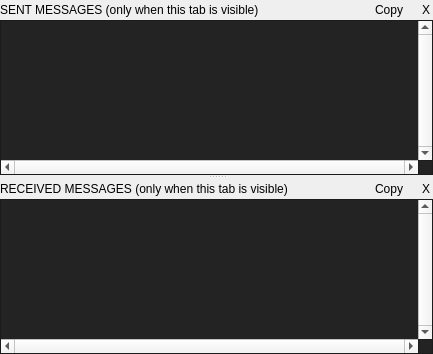
Qt form messages/messagemanagerlog.ui (languel/IanniX) before a commit.
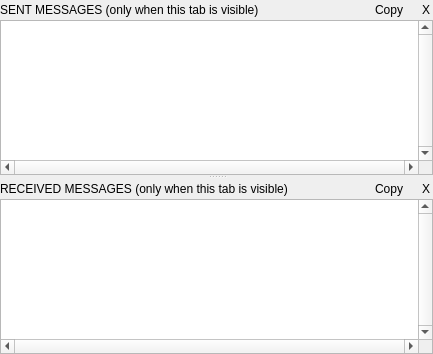
The same form after that commit.

Diff of the .ui file:
```diff
--- a/messages/messagemanagerlog.ui
+++ b/messages/messagemanagerlog.ui
@@ -17,12 +17,7 @@
    <string>Full messages log|This tab allows you to see all the sent and received messages. Useful to see exactly what's happening and to understand IanniX inputs/outputs.\n Be careful, this log is *very* CPU intensive and the score accuracy may decrease if this tab is displayed during playback.</string>
   </property>
   <property name="styleSheet">
-   <string notr="true">QWidget#logSend, QWidget#logReceive {
-	font: 						10px &quot;Lucida Console&quot;, &quot;Monaco&quot;, &quot;Monospace&quot;;
-	background-color: 	rgb(35, 35, 35);
-	color:						rgb(220, 220, 220);
-}
-QPushButton  {
+   <string notr="true">QPushButton  {
 	min-width:  		14px;
 	min-height: 		14px;
 	max-width:  	14px;
```
